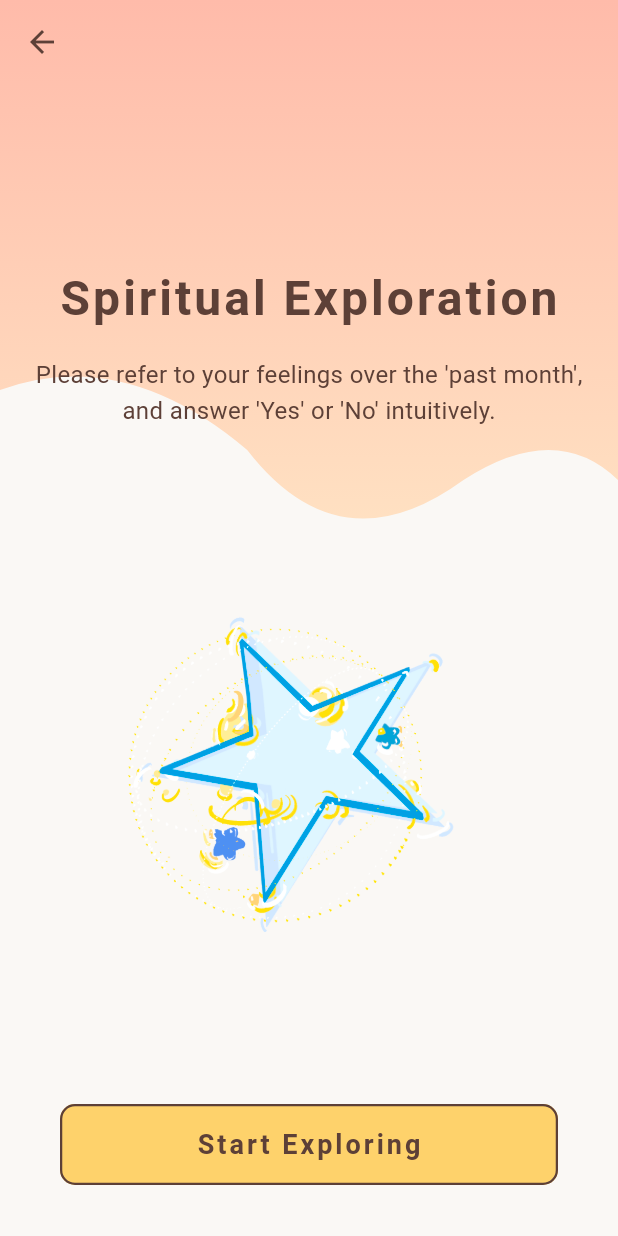
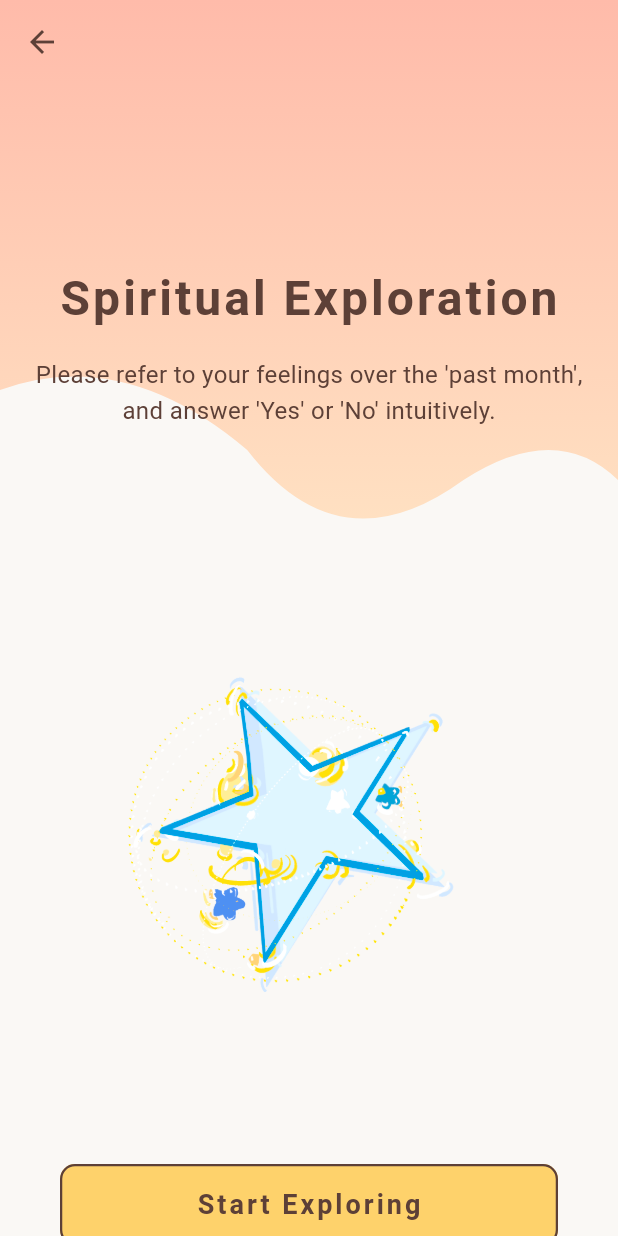
Before and after one commit to Toothless35/emotion-bottle, a Flutter app: the QuizIntroScreen screen opened directly, on a phone screen of 412 x 824 dp. Run offline on Flutter 3.47's test engine with Material 3 defaults, Android fonts, the light colour scheme and no system bars; our stand-ins replace font_awesome_flutter.

Commit message:
fix scroll issue

```diff
--- a/flutter_application_1/lib/quiz_intro_screen.dart
+++ b/flutter_application_1/lib/quiz_intro_screen.dart
@@ -65,7 +65,7 @@ class QuizIntroScreen extends StatelessWidget {
                     style: const TextStyle(fontSize: 16, color: Color(0xFF5D4037), height: 1.5),
                   ),
 
-                  const Spacer(flex: 1), // 👈 上方空間佔 2 份，星星會被往下推
+                  const SizedBox(height: 40), // 👈 上方空間佔 2 份，星星會被往下推
 
                   // --- 替換原本的 Image.asset 部分 ---
                   TweenAnimationBuilder<double>(
```
